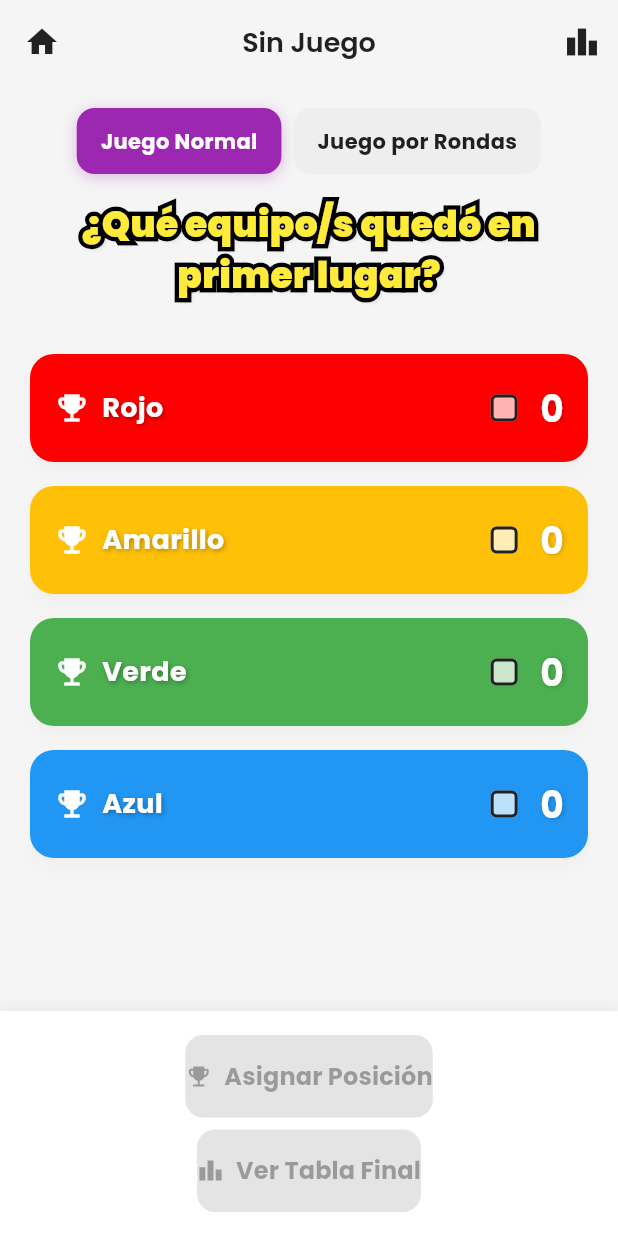
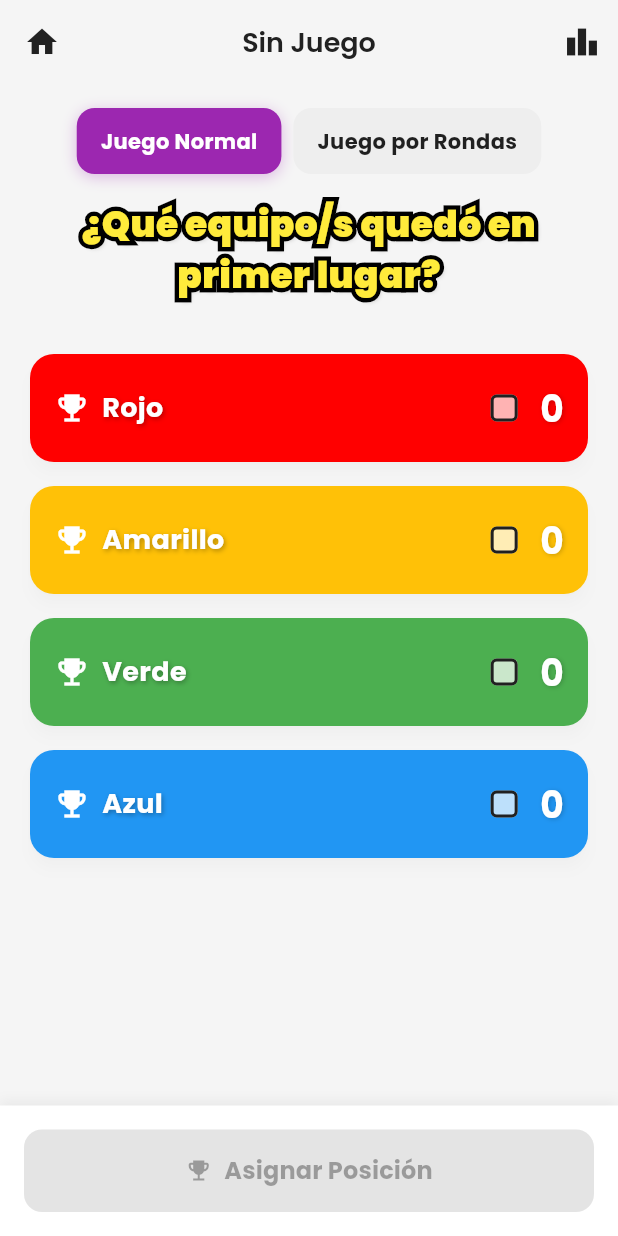
Before and after one commit to EbenCT/awana_games, a Flutter app: the ScoreCounterScreen screen opened by its route, on a phone screen of 412 x 824 dp. Run offline on Flutter 3.47's test engine with Material 3 defaults, Android fonts, the light colour scheme and no system bars; our stand-ins replace google_fonts, pdf, screenshot, share_plus, shared_preferences; accounts and stored records are empty.

Commit message:
mejora de espacio en los botones

```diff
--- a/lib/widgets/score_counter/game_bottom_bar.dart
+++ b/lib/widgets/score_counter/game_bottom_bar.dart
@@ -11,7 +11,7 @@ class GameBottomBar extends StatelessWidget {
   final VoidCallback onCalculateResult;
   final VoidCallback onNextGame;
   final bool isLastGame;
-  final VoidCallback? onAddExtraGame; // Nueva propiedad para añadir juego extra
+  final VoidCallback? onAddExtraGame;
 
   const GameBottomBar({
     Key? key,
@@ -23,7 +23,7 @@ class GameBottomBar extends StatelessWidget {
     required this.onCalculateResult,
     required this.onNextGame,
     this.isLastGame = false,
-    this.onAddExtraGame, // Opcional, solo se usa en el último juego
+    this.onAddExtraGame,
   }) : super(key: key);
 
   @override
@@ -52,93 +52,16 @@ class GameBottomBar extends StatelessWidget {
   }
 
   Widget _buildPortraitLayout() {
-    return Column(
-      mainAxisSize: MainAxisSize.min,
-      children: [
-        // Botones principales según el tipo de juego
-        if (activeGameType == GameType.normal)
-          _buildAnimatedButton(
-            text: 'Asignar Posición',
-            icon: Icons.emoji_events,
-            backgroundColor: Colors.green,
-            isEnabled: hasSelectedTeams && !allTeamsAssigned,
-            onPressed: hasSelectedTeams && !allTeamsAssigned
-                ? onAssignPosition
-                : null,
-          ),
-        if (activeGameType == GameType.rounds && !roundCalculated)
-          _buildAnimatedButton(
-            text: 'Calcular Resultado',
-            icon: Icons.calculate,
-            backgroundColor: Colors.green,
-            isEnabled: true,
-            onPressed: onCalculateResult,
-          ),
-
-        // Botón de añadir juego extra (solo en el último juego)
-        if (isLastGame && onAddExtraGame != null && allTeamsAssigned) ...[
-          const SizedBox(height: 8),
-          _buildAnimatedButton(
-            text: 'Añadir Juego Extra',
-            icon: Icons.add_circle,
-            backgroundColor: Colors.amber,
-            isEnabled: true,
-            onPressed: onAddExtraGame,
-          ),
-        ],
-
-        const SizedBox(height: 8),
-
-        // Botón de siguiente juego o ver tabla final
-        _buildAnimatedButton(
-          text: isLastGame ? 'Ver Tabla Final' : 'Siguiente Juego',
-          icon: isLastGame ? Icons.leaderboard : Icons.arrow_forward,
-          backgroundColor: isLastGame ? Colors.purple : Colors.blue,
-          isEnabled: allTeamsAssigned,
-          onPressed: allTeamsAssigned ? onNextGame : null,
-        ),
-      ],
-    );
-  }
-
-  Widget _buildLandscapeLayout() {
+    // Si el juego está completado, mostrar botones de siguiente juego y/o juego extra
+    if (allTeamsAssigned) {
+      // En el último juego, mostrar ambos botones si está disponible la opción de juego extra
+      if (isLastGame && onAddExtraGame != null) {
         return Row(
           children: [
-        // Primera columna: botones de acción según tipo de juego
-        if (activeGameType == GameType.normal)
+            // Botón de añadir juego extra
             Expanded(
               child: Padding(
-              padding: const EdgeInsets.only(right: 8),
-              child: _buildAnimatedButton(
-                text: 'Asignar Posición',
-                icon: Icons.emoji_events,
-                backgroundColor: Colors.green,
-                isEnabled: hasSelectedTeams && !allTeamsAssigned,
-                onPressed: hasSelectedTeams && !allTeamsAssigned
-                    ? onAssignPosition
-                    : null,
-              ),
-            ),
-          ),
-        if (activeGameType == GameType.rounds && !roundCalculated)
-          Expanded(
-            child: Padding(
-              padding: const EdgeInsets.only(right: 8),
-              child: _buildAnimatedButton(
-                text: 'Calcular Resultado',
-                icon: Icons.calculate,
-                backgroundColor: Colors.green,
-                isEnabled: true,
-                onPressed: onCalculateResult,
-              ),
-            ),
-          ),
-
-        // Segunda columna: juego extra (si es el último juego)
-        if (isLastGame && onAddExtraGame != null && allTeamsAssigned)
-          Expanded(
-            child: Padding(
-              padding: const EdgeInsets.symmetric(horizontal: 4),
+                padding: const EdgeInsets.only(right: 8.0),
                 child: _buildAnimatedButton(
                   text: 'Añadir Juego Extra',
                   icon: Icons.add_circle,
@@ -148,22 +71,124 @@ class GameBottomBar extends StatelessWidget {
                 ),
               ),
             ),
-
-        // Tercera columna: botón de siguiente juego o tabla final
+            // Botón de ver tabla final
             Expanded(
               child: Padding(
-            padding: EdgeInsets.only(left: isLastGame ? 0 : 8),
+                padding: const EdgeInsets.only(left: 8.0),
                 child: _buildAnimatedButton(
-              text: isLastGame ? 'Ver Tabla Final' : 'Siguiente Juego',
-              icon: isLastGame ? Icons.leaderboard : Icons.arrow_forward,
-              backgroundColor: isLastGame ? Colors.purple : Colors.blue,
-              isEnabled: allTeamsAssigned,
-              onPressed: allTeamsAssigned ? onNextGame : null,
+                  text: 'Ver Tabla Final',
+                  icon: Icons.leaderboard,
+                  backgroundColor: Colors.purple,
+                  isEnabled: true,
+                  onPressed: onNextGame,
                 ),
               ),
             ),
           ],
         );
+      } else {
+        // Si no es el último juego o no hay opción de juego extra, solo mostrar el botón de siguiente
+        return _buildAnimatedButton(
+          text: isLastGame ? 'Ver Tabla Final' : 'Siguiente Juego',
+          icon: isLastGame ? Icons.leaderboard : Icons.arrow_forward,
+          backgroundColor: isLastGame ? Colors.purple : Colors.blue,
+          isEnabled: true,
+          onPressed: onNextGame,
+        );
+      }
+    } else {
+      // Si el juego no está completado, mostrar el botón de asignar posición o calcular resultado
+      if (activeGameType == GameType.normal) {
+        return _buildAnimatedButton(
+          text: 'Asignar Posición',
+          icon: Icons.emoji_events,
+          backgroundColor: Colors.green,
+          isEnabled: hasSelectedTeams && !allTeamsAssigned,
+          onPressed: hasSelectedTeams && !allTeamsAssigned ? onAssignPosition : null,
+        );
+      } else if (!roundCalculated) { // Juego por rondas y no calculado
+        return _buildAnimatedButton(
+          text: 'Calcular Resultado',
+          icon: Icons.calculate,
+          backgroundColor: Colors.green,
+          isEnabled: true,
+          onPressed: onCalculateResult,
+        );
+      } else {
+        // Caso poco probable pero por completitud
+        return const SizedBox.shrink();
+      }
+    }
+  }
+
+  Widget _buildLandscapeLayout() {
+    // La lógica es similar al diseño vertical, pero adaptada para horizontal
+    if (allTeamsAssigned) {
+      // En el último juego, mostrar ambos botones si está disponible la opción de juego extra
+      if (isLastGame && onAddExtraGame != null) {
+        return Row(
+          children: [
+            // Botón de añadir juego extra
+            Expanded(
+              child: Padding(
+                padding: const EdgeInsets.only(right: 8.0),
+                child: _buildAnimatedButton(
+                  text: 'Añadir Juego Extra',
+                  icon: Icons.add_circle,
+                  backgroundColor: Colors.amber,
+                  isEnabled: true,
+                  onPressed: onAddExtraGame,
+                ),
+              ),
+            ),
+            // Botón de ver tabla final
+            Expanded(
+              child: Padding(
+                padding: const EdgeInsets.only(left: 8.0),
+                child: _buildAnimatedButton(
+                  text: 'Ver Tabla Final',
+                  icon: Icons.leaderboard,
+                  backgroundColor: Colors.purple,
+                  isEnabled: true,
+                  onPressed: onNextGame,
+                ),
+              ),
+            ),
+          ],
+        );
+      } else {
+        // Si no es el último juego o no hay opción de juego extra, solo mostrar el botón de siguiente
+        return _buildAnimatedButton(
+          text: isLastGame ? 'Ver Tabla Final' : 'Siguiente Juego',
+          icon: isLastGame ? Icons.leaderboard : Icons.arrow_forward,
+          backgroundColor: isLastGame ? Colors.purple : Colors.blue,
+          isEnabled: true,
+          onPressed: onNextGame,
+        );
+      }
+    } else {
+      // Si el juego no está completado, mostrar el botón de asignar posición o calcular resultado
+      if (activeGameType == GameType.normal) {
+        return _buildAnimatedButton(
+          text: 'Asignar Posición',
+          icon: Icons.emoji_events,
+          backgroundColor: Colors.green,
+          isEnabled: hasSelectedTeams && !allTeamsAssigned,
+          onPressed: hasSelectedTeams && !allTeamsAssigned ? onAssignPosition : null,
+        );
+      } else if (!roundCalculated) { // Juego por rondas y no calculado
+        return _buildAnimatedButton(
+          text: 'Calcular Resultado',
+          icon: Icons.calculate,
+          backgroundColor: Colors.green,
+          isEnabled: true,
+          onPressed: onCalculateResult,
+        );
+      } else {
+        // Caso poco probable pero por completitud
+        return const SizedBox.shrink();
+      }
+    }
   }
 
   Widget _buildAnimatedButton({
```
Lines whose indentation alone changed are shown as unchanged.
